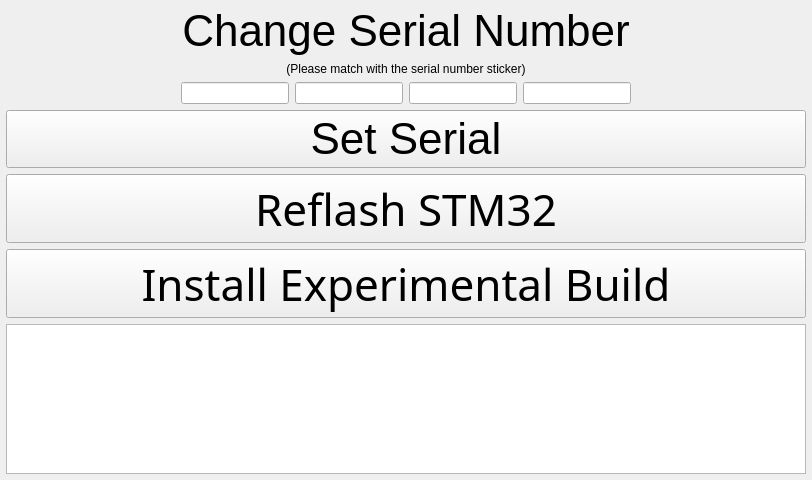
Before: the Qt Designer form ui/FactoryWidget.ui in RyanPWebb/botui, drawn with Qt 5.
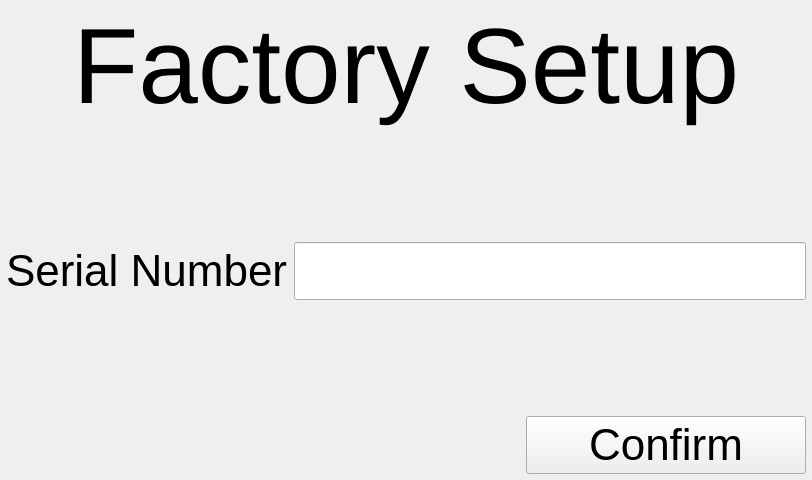
After: the same form once the commit is applied. Icons and pictures are not drawn. Custom widgets are drawn as their Qt base class.

Diff of the .ui file:
```diff
--- a/ui/FactoryWidget.ui
+++ b/ui/FactoryWidget.ui
@@ -13,148 +13,41 @@
   <property name="windowTitle">
    <string>Factory</string>
   </property>
-  <layout class="QVBoxLayout" name="verticalLayout" stretch="0,0,0,0,0,0,0,0,0">
-   <property name="leftMargin">
-    <number>6</number>
-   </property>
-   <property name="topMargin">
-    <number>6</number>
-   </property>
-   <property name="rightMargin">
-    <number>6</number>
-   </property>
-   <property name="bottomMargin">
+  <layout class="QVBoxLayout" name="verticalLayout" stretch="0,0,0,0,0">
+   <property name="margin">
     <number>6</number>
    </property>
    <item>
     <widget class="QLabel" name="changeSerialLabel">
      <property name="sizePolicy">
-      <sizepolicy hsizetype="MinimumExpanding" vsizetype="Preferred">
+      <sizepolicy hsizetype="Preferred" vsizetype="Minimum">
        <horstretch>0</horstretch>
        <verstretch>0</verstretch>
       </sizepolicy>
      </property>
-     <property name="font">
-      <font>
-       <pointsize>33</pointsize>
-      </font>
-     </property>
-     <property name="layoutDirection">
-      <enum>Qt::LeftToRight</enum>
-     </property>
-     <property name="text">
-      <string>Change Serial Number</string>
-     </property>
-     <property name="alignment">
-      <set>Qt::AlignCenter</set>
-     </property>
-    </widget>
-   </item>
-   <item>
-    <widget class="QLabel" name="subText">
-     <property name="text">
-      <string>(Please match with the serial number sticker)</string>
-     </property>
-     <property name="alignment">
-      <set>Qt::AlignCenter</set>
-     </property>
-    </widget>
-   </item>
-   <item>
-    <layout class="QHBoxLayout" name="horizontalLayout">
-     <item>
-      <spacer name="horizontalSpacer">
-       <property name="orientation">
-        <enum>Qt::Horizontal</enum>
-       </property>
-       <property name="sizeHint" stdset="0">
-        <size>
-         <width>40</width>
-         <height>20</height>
-        </size>
-       </property>
-      </spacer>
-     </item>
-     <item>
-      <widget class="LineEdit" name="serialOne">
-       <property name="sizePolicy">
-        <sizepolicy hsizetype="Minimum" vsizetype="Fixed">
-         <horstretch>0</horstretch>
-         <verstretch>0</verstretch>
-        </sizepolicy>
-       </property>
-      </widget>
-     </item>
-     <item>
-      <widget class="LineEdit" name="serialTwo">
-       <property name="sizePolicy">
-        <sizepolicy hsizetype="Minimum" vsizetype="Fixed">
-         <horstretch>0</horstretch>
-         <verstretch>0</verstretch>
-        </sizepolicy>
-       </property>
-      </widget>
-     </item>
-     <item>
-      <widget class="LineEdit" name="serialThree">
-       <property name="sizePolicy">
-        <sizepolicy hsizetype="Minimum" vsizetype="Fixed">
-         <horstretch>0</horstretch>
-         <verstretch>0</verstretch>
-        </sizepolicy>
-       </property>
-      </widget>
-     </item>
-     <item>
-      <widget class="LineEdit" name="serialFour">
-       <property name="sizePolicy">
-        <sizepolicy hsizetype="Minimum" vsizetype="Fixed">
-         <horstretch>0</horstretch>
-         <verstretch>0</verstretch>
-        </sizepolicy>
-       </property>
-      </widget>
-     </item>
-     <item>
-      <spacer name="horizontalSpacer_2">
-       <property name="orientation">
-        <enum>Qt::Horizontal</enum>
-       </property>
-       <property name="sizeHint" stdset="0">
-        <size>
-         <width>40</width>
-         <height>20</height>
-        </size>
-       </property>
-      </spacer>
-     </item>
-    </layout>
-   </item>
-   <item>
-    <widget class="QPushButton" name="confirm">
      <property name="minimumSize">
       <size>
-       <width>280</width>
-       <height>0</height>
+       <width>800</width>
+       <height>120</height>
       </size>
      </property>
      <property name="font">
       <font>
-       <pointsize>33</pointsize>
+       <family>Arial</family>
+       <pointsize>80</pointsize>
+       <weight>50</weight>
+       <italic>false</italic>
+       <bold>false</bold>
       </font>
      </property>
+     <property name="styleSheet">
+      <string notr="true">font: 80pt &quot;Arial&quot;;</string>
+     </property>
      <property name="text">
-      <string>Set Serial</string>
+      <string>Factory Setup</string>
      </property>
-     <property name="icon">
-      <iconset resource="../rc/icons.qrc">
-       <normaloff>:/icons/fontawesome/regular/icons/fontawesome/regular/check-circle.svg</normaloff>:/icons/fontawesome/regular/icons/fontawesome/regular/check-circle.svg</iconset>
-     </property>
-     <property name="iconSize">
-      <size>
-       <width>25</width>
-       <height>25</height>
-      </size>
+     <property name="alignment">
+      <set>Qt::AlignCenter</set>
      </property>
     </widget>
    </item>
@@ -172,50 +65,53 @@
     </spacer>
    </item>
    <item>
-    <widget class="QPushButton" name="reflash">
-     <property name="font">
-      <font>
-       <family>Noto Sans</family>
-       <pointsize>33</pointsize>
-      </font>
+    <layout class="QFormLayout" name="formLayout">
+     <property name="fieldGrowthPolicy">
+      <enum>QFormLayout::ExpandingFieldsGrow</enum>
      </property>
-     <property name="text">
-      <string>Reflash STM32</string>
+     <property name="formAlignment">
+      <set>Qt::AlignCenter</set>
      </property>
-     <property name="icon">
-      <iconset resource="../rc/icons.qrc">
-       <normaloff>:/icons/fontawesome/solid/icons/fontawesome/solid/briefcase.svg</normaloff>:/icons/fontawesome/solid/icons/fontawesome/solid/briefcase.svg</iconset>
+     <property name="horizontalSpacing">
+      <number>6</number>
      </property>
-     <property name="iconSize">
-      <size>
-       <width>35</width>
-       <height>35</height>
-      </size>
-     </property>
-    </widget>
-   </item>
-   <item>
-    <widget class="QPushButton" name="experimental">
-     <property name="font">
-      <font>
-       <family>Sans</family>
-       <pointsize>33</pointsize>
-      </font>
-     </property>
-     <property name="text">
-      <string>Install Experimental Build</string>
-     </property>
-     <property name="icon">
-      <iconset resource="../rc/icons.qrc">
-       <normaloff>:/icons/fontawesome/solid/icons/fontawesome/solid/vial.svg</normaloff>:/icons/fontawesome/solid/icons/fontawesome/solid/vial.svg</iconset>
-     </property>
-     <property name="iconSize">
-      <size>
-       <width>35</width>
-       <height>35</height>
-      </size>
-     </property>
-    </widget>
+     <item row="0" column="0">
+      <widget class="QLabel" name="label">
+       <property name="font">
+        <font>
+         <pointsize>33</pointsize>
+        </font>
+       </property>
+       <property name="text">
+        <string>Serial Number</string>
+       </property>
+      </widget>
+     </item>
+     <item row="0" column="1">
+      <widget class="LineEdit" name="serialNumber">
+       <property name="sizePolicy">
+        <sizepolicy hsizetype="Expanding" vsizetype="Preferred">
+         <horstretch>0</horstretch>
+         <verstretch>0</verstretch>
+        </sizepolicy>
+       </property>
+       <property name="minimumSize">
+        <size>
+         <width>0</width>
+         <height>0</height>
+        </size>
+       </property>
+       <property name="font">
+        <font>
+         <pointsize>33</pointsize>
+        </font>
+       </property>
+       <property name="alignment">
+        <set>Qt::AlignRight|Qt::AlignTrailing|Qt::AlignVCenter</set>
+       </property>
+      </widget>
+     </item>
+    </layout>
    </item>
    <item>
     <spacer name="verticalSpacer">
@@ -231,7 +127,49 @@
     </spacer>
    </item>
    <item>
-    <widget class="ConsoleWidget" name="console"/>
+    <layout class="QHBoxLayout" name="horizontalLayout">
+     <item>
+      <spacer name="horizontalSpacer">
+       <property name="orientation">
+        <enum>Qt::Horizontal</enum>
+       </property>
+       <property name="sizeHint" stdset="0">
+        <size>
+         <width>40</width>
+         <height>20</height>
+        </size>
+       </property>
+      </spacer>
+     </item>
+     <item>
+      <widget class="QPushButton" name="confirm">
+       <property name="minimumSize">
+        <size>
+         <width>280</width>
+         <height>0</height>
+        </size>
+       </property>
+       <property name="font">
+        <font>
+         <pointsize>33</pointsize>
+        </font>
+       </property>
+       <property name="text">
+        <string>Confirm</string>
+       </property>
+       <property name="icon">
+        <iconset resource="../rc/icons.qrc">
+         <normaloff>:/icons/fontawesome/regular/icons/fontawesome/regular/check-circle.svg</normaloff>:/icons/fontawesome/regular/icons/fontawesome/regular/check-circle.svg</iconset>
+       </property>
+       <property name="iconSize">
+        <size>
+         <width>25</width>
+         <height>25</height>
+        </size>
+       </property>
+      </widget>
+     </item>
+    </layout>
    </item>
   </layout>
  </widget>
@@ -241,11 +179,6 @@
    <extends>QLineEdit</extends>
    <header>LineEdit.h</header>
   </customwidget>
-  <customwidget>
-   <class>ConsoleWidget</class>
-   <extends>QTextEdit</extends>
-   <header>ConsoleWidget.h</header>
-  </customwidget>
  </customwidgets>
  <resources>
   <include location="../rc/icons.qrc"/>
```
Left out of the diff: 2 changed lines with no effect on the pictures.
